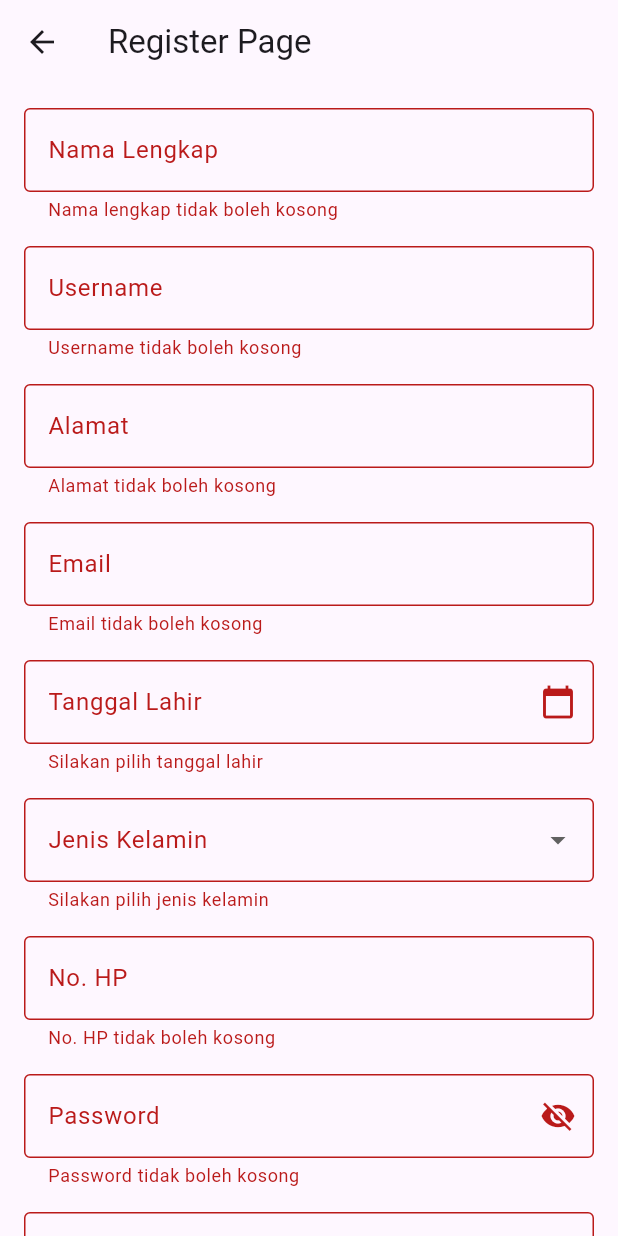
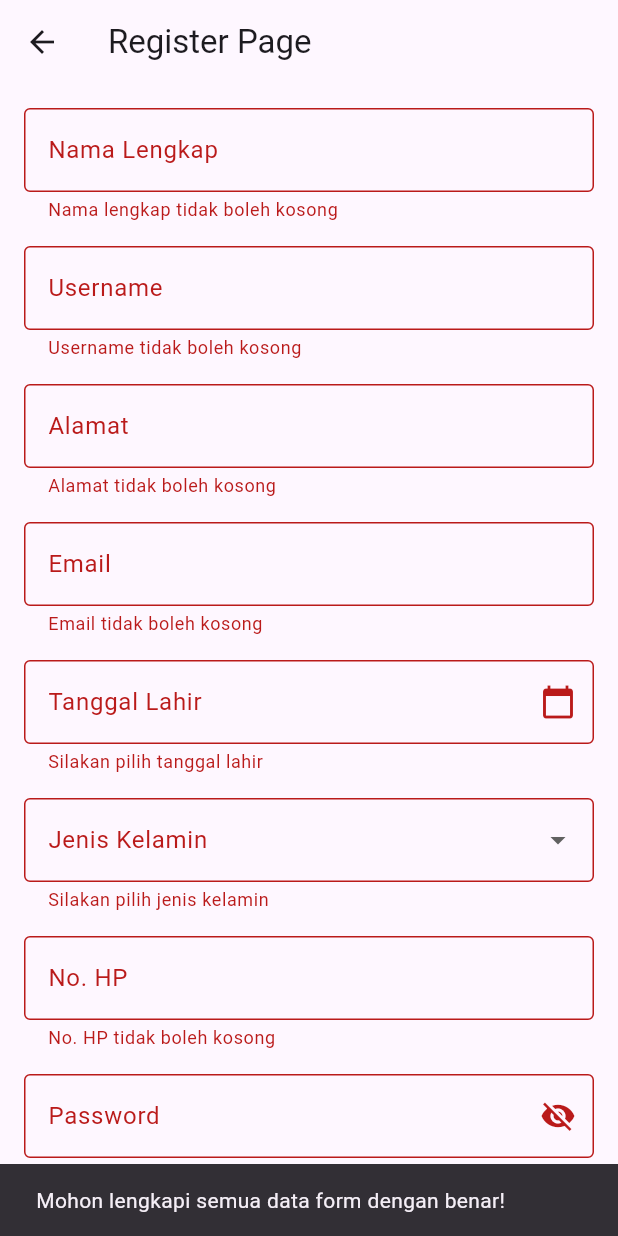
Before and after one commit to Yaugustz/Workshop-Pengebangan-Aplikasi, a Flutter app: the RegisterPage screen opened directly, after a tap on "Register", on a phone screen of 412 x 824 dp. Run offline on Flutter 3.47's test engine with Material 3 defaults, Android fonts, the phone set to English and light mode, and no system bars; our stand-ins replace sqflite, sqflite_common_ffi; accounts and stored records are empty.

Commit message:
Edit : Perubahan penggunaan In-Memory ke SQlite

```diff
--- a/lib/pages/profile_page.dart
+++ b/lib/pages/profile_page.dart
@@ -18,7 +18,7 @@ class ProfilePage extends StatelessWidget {
           const Icon(Icons.check_circle, color: Colors.green, size: 60),
           const SizedBox(height: 10),
           const Text(
-            'Smooth Ride with a Cutie',
+            'Smooth Ride with a Cutie :P',
             style: TextStyle(fontSize: 22, fontWeight: FontWeight.bold),
           ),
           const SizedBox(height: 15),
--- a/lib/pages/register_page.dart
+++ b/lib/pages/register_page.dart
@@ -1,6 +1,7 @@
 import 'package:flutter/material.dart';
-import 'package:flutter/services.dart'; // Untuk format input No. HP
+import 'package:flutter/services.dart';
 import '../models/user_model.dart';
+import '../database/database_helper.dart';
 import 'navbar.dart';
 import 'login_page.dart';
 
@@ -12,10 +13,8 @@ class RegisterPage extends StatefulWidget {
 }
 
 class _RegisterPageState extends State<RegisterPage> {
-  // Key untuk memvalidasi Form secara keseluruhan
   final _formKey = GlobalKey<FormState>();
 
-  // Controller form
   final _namaController = TextEditingController();
   final _usernameController = TextEditingController();
   final _emailController = TextEditingController();
@@ -25,14 +24,12 @@ class _RegisterPageState extends State<RegisterPage> {
   final _confirmPasswordController = TextEditingController();
   final _alamatController = TextEditingController();
 
-  // Variabel untuk state UI
   String? _selectedGender;
   bool _isObscurePassword = true;
   bool _isObscureConfirm = true;
 
   @override
   void dispose() {
-    // Memastikan controller dibersihkan dari memori saat widget dihancurkan
     _namaController.dispose();
     _usernameController.dispose();
     _emailController.dispose();
@@ -44,7 +41,6 @@ class _RegisterPageState extends State<RegisterPage> {
     super.dispose();
   }
 
-  // Fungsi untuk menampilkan Kalender Mini (Date Picker)
   Future<void> _pilihTanggal(BuildContext context) async {
     final DateTime? picked = await showDatePicker(
       context: context,
@@ -54,41 +50,59 @@ class _RegisterPageState extends State<RegisterPage> {
     );
     if (picked != null) {
       setState(() {
-        // Format tanggal sederhana: DD-MM-YYYY
         _tglLahirController.text = "${picked.day}-${picked.month}-${picked.year}";
       });
     }
   }
 
-  void _register() {
-    // Jalankan validasi pada seluruh TextFormField yang dibungkus Form
+  // Fungsi register yang disatukan dengan debugging terminal & try-catch SQLite
+  Future<void> _register() async {
+    // 1. Cek validasi form UI
     if (_formKey.currentState!.validate()) {
-      // Jika validasi Form lolos, buat instance user baru
+      debugPrint("DEBUG: Validasi Form Berhasil!");
+
+      try {
         UserModel newUser = UserModel(
-        namaLengkap: _namaController.text,
-        username: _usernameController.text,
-        email: _emailController.text,
-        tglLahir: _tglLahirController.text,
+          namaLengkap: _namaController.text.trim(),
+          username: _usernameController.text.trim(),
+          email: _emailController.text.trim(),
+          tglLahir: _tglLahirController.text.trim(),
           jenisKelamin: _selectedGender!,
-        noHp: _noHpController.text,
-        password: _passwordController.text,
-        alamat: _alamatController.text,
+          noHp: _noHpController.text.trim(),
+          password: _passwordController.text.trim(),
+          alamat: _alamatController.text.trim(),
         );
 
-      // EKSEKUSI IN-MEMORY: Tambahkan data user baru ke dalam wadah list statis
-      UserModel.registeredUsers.add(newUser);
+        // 2. Eksekusi penyimpanan ke Database SQLite
+        debugPrint("DEBUG: Mencoba menyimpan data ke database SQLite...");
+        int resultId = await DatabaseHelper.instance.insertUser(newUser);
+        debugPrint("DEBUG: Berhasil disimpan! ID user baru: $resultId");
 
-      // Tampilkan notifikasi sukses
+        // 3. Notifikasi sukses
+        if (!mounted) return;
         ScaffoldMessenger.of(context).showSnackBar(
-        const SnackBar(content: Text('Registrasi Berhasil!')),
+          const SnackBar(content: Text('Registrasi Berhasil Disimpan ke Database!')),
         );
 
-      // Pindah ke HomePage dengan membawa data
+        // 4. Pindah ke halaman utama
         Navigator.pushReplacement(
           context,
           MaterialPageRoute(
             builder: (context) => HomePage(user: newUser),
           ),
+        );
+      } catch (e) {
+        // Tangkap error jika database gagal menyimpan
+        debugPrint("DEBUG ERROR SQLite: $e");
+        if (!mounted) return;
+        ScaffoldMessenger.of(context).showSnackBar(
+          SnackBar(content: Text('Gagal menyimpan ke database: $e')),
+        );
+      }
+    } else {
+      debugPrint("DEBUG: Validasi Form Gagal! Periksa kembali kolom input.");
+      ScaffoldMessenger.of(context).showSnackBar(
+        const SnackBar(content: Text('Mohon lengkapi semua data form dengan benar!')),
       );
     }
   }
@@ -100,150 +114,70 @@ class _RegisterPageState extends State<RegisterPage> {
       body: SingleChildScrollView(
         padding: const EdgeInsets.all(16.0),
         child: Form(
-          key: _formKey, // Hubungkan Form dengan GlobalKey
+          key: _formKey,
           child: Column(
             children: [
-              // 1. Nama Lengkap
               TextFormField(
                 controller: _namaController,
-                decoration: const InputDecoration(
-                  labelText: 'Nama Lengkap',
-                  border: OutlineInputBorder(),
+                decoration: const InputDecoration(labelText: 'Nama Lengkap', border: OutlineInputBorder()),
+                validator: (value) => value == null || value.trim().isEmpty ? 'Nama lengkap tidak boleh kosong' : null,
               ),
+              const SizedBox(height: 16),
+              TextFormField(
+                controller: _usernameController,
+                decoration: const InputDecoration(labelText: 'Username', border: OutlineInputBorder()),
                 validator: (value) {
-                  if (value == null || value.trim().isEmpty) {
-                    return 'Nama lengkap tidak boleh kosong';
-                  }
+                  if (value == null || value.trim().isEmpty) return 'Username tidak boleh kosong';
+                  if (value.length < 4) return 'Username minimal 4 karakter';
                   return null;
                 },
               ),
               const SizedBox(height: 16),
-
-              // 2. Username
               TextFormField(
-                controller: _usernameController,
-                decoration: const InputDecoration(
-                  labelText: 'Username',
-                  border: OutlineInputBorder(),
+                controller: _alamatController,
+                decoration: const InputDecoration(labelText: 'Alamat', border: OutlineInputBorder()),
+                validator: (value) => value == null || value.trim().isEmpty ? 'Alamat tidak boleh kosong' : null,
               ),
+              const SizedBox(height: 16),
+              TextFormField(
+                controller: _emailController,
+                keyboardType: TextInputType.emailAddress,
+                decoration: const InputDecoration(labelText: 'Email', border: OutlineInputBorder()),
                 validator: (value) {
-                  if (value == null || value.trim().isEmpty) {
-                    return 'Username tidak boleh kosong';
-                  }
-                  if (value.length < 4) {
-                    return 'Username minimal 4 karakter';
-                  }
+                  if (value == null || value.trim().isEmpty) return 'Email tidak boleh kosong';
+                  if (!value.contains('@') || !value.contains('.')) return 'Masukkan format email yang valid';
                   return null;
                 },
               ),
               const SizedBox(height: 16),
-
-              // 3. Alamat
               TextFormField(
-                controller: _alamatController,
-                decoration: const InputDecoration(
-                  labelText: 'Alamat',
-                  border: OutlineInputBorder(),
+                controller: _tglLahirController,
+                readOnly: true,
+                onTap: () => _pilihTanggal(context),
+                decoration: const InputDecoration(labelText: 'Tanggal Lahir', border: OutlineInputBorder(), suffixIcon: Icon(Icons.calendar_today)),
+                validator: (value) => value == null || value.isEmpty ? 'Silakan pilih tanggal lahir' : null,
               ),
+              const SizedBox(height: 16),
+              DropdownButtonFormField<String>(
+                value: _selectedGender,
+                decoration: const InputDecoration(labelText: 'Jenis Kelamin', border: OutlineInputBorder()),
+                items: ['Laki-laki', 'Perempuan'].map((label) => DropdownMenuItem(value: label, child: Text(label))).toList(),
+                onChanged: (value) => setState(() => _selectedGender = value),
+                validator: (value) => value == null || value.isEmpty ? 'Silakan pilih jenis kelamin' : null,
+              ),
+              const SizedBox(height: 16),
+              TextFormField(
+                controller: _noHpController,
+                keyboardType: TextInputType.phone,
+                inputFormatters: [FilteringTextInputFormatter.allow(RegExp(r'[0-9+]'))],
+                decoration: const InputDecoration(labelText: 'No. HP', border: OutlineInputBorder()),
                 validator: (value) {
-                  if (value == null || value.trim().isEmpty) {
-                    return 'Alamat tidak boleh kosong';
-                  }
+                  if (value == null || value.trim().isEmpty) return 'No. HP tidak boleh kosong';
+                  if (value.length < 10) return 'No. HP minimal 10 digit';
                   return null;
                 },
               ),
               const SizedBox(height: 16),
-
-              // 4. Email
-              TextFormField(
-                controller: _emailController,
-                keyboardType: TextInputType.emailAddress,
-                decoration: const InputDecoration(
-                  labelText: 'Email',
-                  border: OutlineInputBorder(),
-                ),
-                validator: (value) {
-                  if (value == null || value.trim().isEmpty) {
-                    return 'Email tidak boleh kosong';
-                  }
-                  if (!value.contains('@') || !value.contains('.')) {
-                    return 'Masukkan format email yang valid';
-                  }
-                  return null;
-                },
-              ),
-              const SizedBox(height: 16),
-
-              // 5. Tanggal Lahir
-              TextFormField(
-                controller: _tglLahirController,
-                readOnly: true,
-                onTap: () => _pilihTanggal(context),
-                decoration: const InputDecoration(
-                  labelText: 'Tanggal Lahir',
-                  border: OutlineInputBorder(),
-                  suffixIcon: Icon(Icons.calendar_today),
-                ),
-                validator: (value) {
-                  if (value == null || value.isEmpty) {
-                    return 'Silakan pilih tanggal lahir';
-                  }
-                  return null;
-                },
-              ),
-              const SizedBox(height: 16),
-
-              // 6. Jenis Kelamin (Dropdown)
-              DropdownButtonFormField<String>(
-                value: _selectedGender,
-                decoration: const InputDecoration(
-                  labelText: 'Jenis Kelamin',
-                  border: OutlineInputBorder(),
-                ),
-                items: ['Laki-laki', 'Perempuan']
-                    .map((label) => DropdownMenuItem(
-                          value: label,
-                          child: Text(label),
-                        ))
-                    .toList(),
-                onChanged: (value) {
-                  setState(() {
-                    _selectedGender = value;
-                  });
-                },
-                validator: (value) {
-                  if (value == null || value.isEmpty) {
-                    return 'Silakan pilih jenis kelamin';
-                  }
-                  return null;
-                },
-              ),
-              const SizedBox(height: 16),
-
-              // 7. No. HP
-              TextFormField(
-                controller: _noHpController,
-                keyboardType: TextInputType.phone,
-                inputFormatters: [
-                  FilteringTextInputFormatter.allow(RegExp(r'[0-9+]')),
-                ],
-                decoration: const InputDecoration(
-                  labelText: 'No. HP',
-                  border: OutlineInputBorder(),
-                ),
-                validator: (value) {
-                  if (value == null || value.trim().isEmpty) {
-                    return 'No. HP tidak boleh kosong';
-                  }
-                  if (value.length < 10) {
-                    return 'No. HP minimal 10 digit';
-                  }
-                  return null;
-                },
-              ),
-              const SizedBox(height: 16),
-
-              // 8. Password
               TextFormField(
                 controller: _passwordController,
                 obscureText: _isObscurePassword,
@@ -252,26 +186,16 @@ class _RegisterPageState extends State<RegisterPage> {
                   border: const OutlineInputBorder(),
                   suffixIcon: IconButton(
                     icon: Icon(_isObscurePassword ? Icons.visibility_off : Icons.visibility),
-                    onPressed: () {
-                      setState(() {
-                        _isObscurePassword = !_isObscurePassword;
-                      });
-                    },
+                    onPressed: () => setState(() => _isObscurePassword = !_isObscurePassword),
                   ),
                 ),
                 validator: (value) {
-                  if (value == null || value.isEmpty) {
-                    return 'Password tidak boleh kosong';
-                  }
-                  if (value.length < 6) {
-                    return 'Password minimal 6 karakter';
-                  }
+                  if (value == null || value.isEmpty) return 'Password tidak boleh kosong';
+                  if (value.length < 6) return 'Password minimal 6 karakter';
                   return null;
                 },
               ),
               const SizedBox(height: 16),
-
-              // 9. Konfirmasi Password
               TextFormField(
                 controller: _confirmPasswordController,
                 obscureText: _isObscureConfirm,
@@ -280,36 +204,22 @@ class _RegisterPageState extends State<RegisterPage> {
                   border: const OutlineInputBorder(),
                   suffixIcon: IconButton(
                     icon: Icon(_isObscureConfirm ? Icons.visibility_off : Icons.visibility),
-                    onPressed: () {
-                      setState(() {
-                        _isObscureConfirm = !_isObscureConfirm;
-                      });
-                    },
+                    onPressed: () => setState(() => _isObscureConfirm = !_isObscureConfirm),
                   ),
                 ),
                 validator: (value) {
-                  if (value == null || value.isEmpty) {
-                    return 'Konfirmasi password tidak boleh kosong';
-                  }
-                  if (value != _passwordController.text) {
-                    return 'Password dan Konfirmasi Password tidak cocok';
-                  }
+                  if (value == null || value.isEmpty) return 'Konfirmasi password tidak boleh kosong';
+                  if (value != _passwordController.text) return 'Password dan Konfirmasi Password tidak cocok';
                   return null;
                 },
               ),
               const SizedBox(height: 24),
-
-              // Tombol Register
               ElevatedButton(
-                style: ElevatedButton.styleFrom(
-                  minimumSize: const Size(double.infinity, 45),
-                ),
+                style: ElevatedButton.styleFrom(minimumSize: const Size(double.infinity, 45)),
                 onPressed: _register,
                 child: const Text('Register'),
               ),
               const SizedBox(height: 10),
-
-              // Tombol Pindah ke Login
               TextButton(
                 onPressed: () {
                   Navigator.pushReplacement(
```
Also changed, not shown: lib/database/database_helper.dart (added, +68 -0 lines), lib/main.dart (+8 -0 lines), lib/models/user_model.dart (+32 -1 lines), lib/pages/login_page.dart (+11 -12 lines), pubspec.yaml (+6 -68 lines), pubspec.lock, 1 other file. Lines whose indentation alone changed are shown as unchanged.
